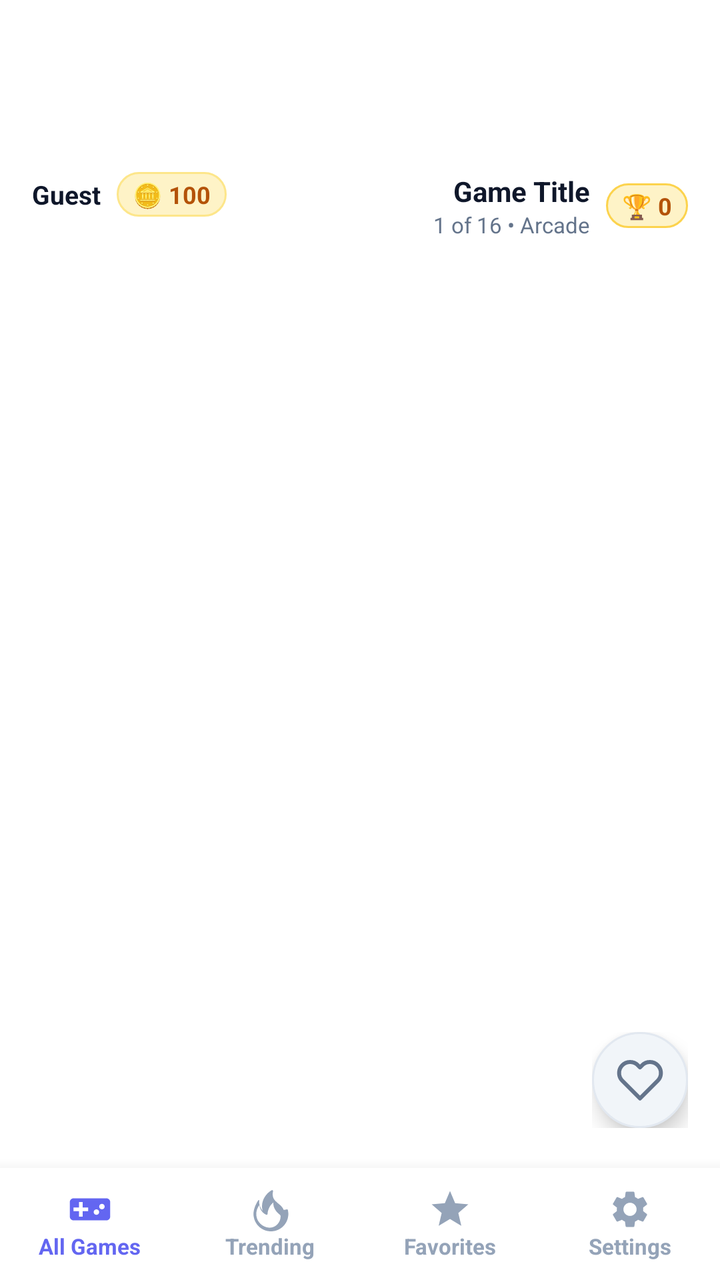
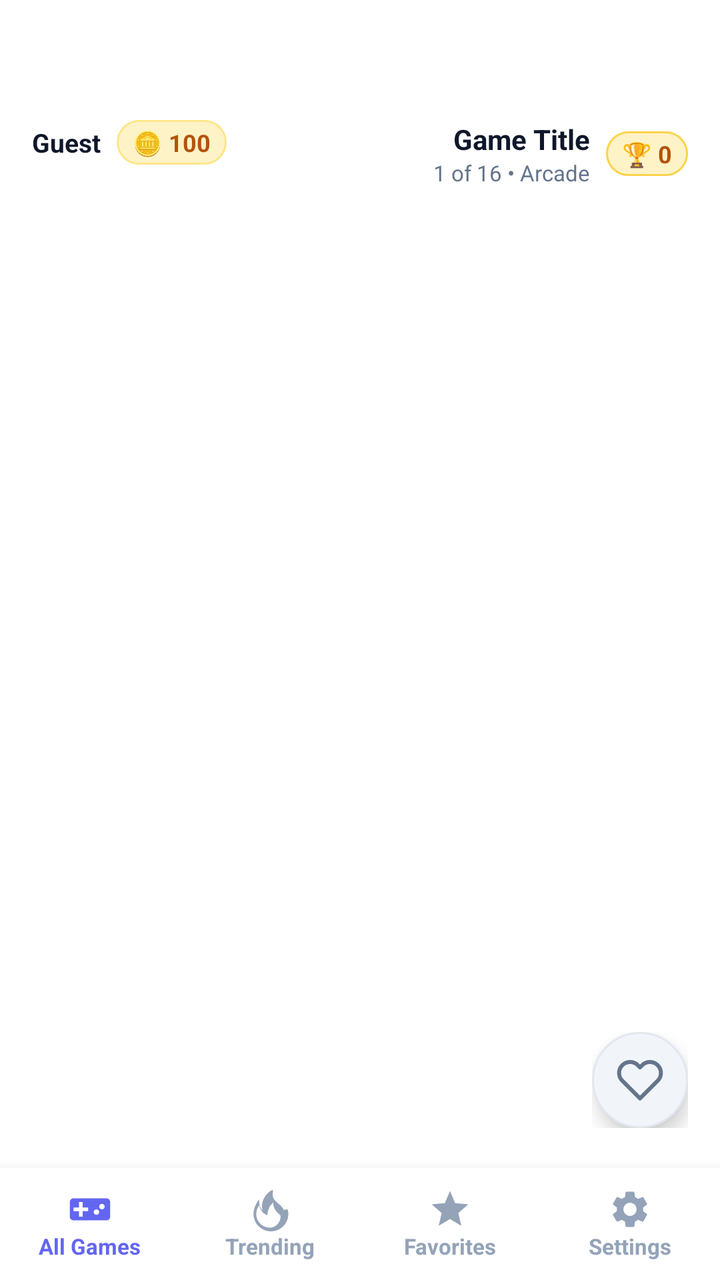

Two renders of the same Android screen: before a commit and after it. Below are the layout's source before the change and the commit's diff.
<!-- AndroidManifest.xml: application theme Theme.Androidnative -->
<!-- res/layout/activity_main.xml -->
<?xml version="1.0" encoding="utf-8"?>
<androidx.constraintlayout.widget.ConstraintLayout xmlns:android="http://schemas.android.com/apk/res/android"
    xmlns:app="http://schemas.android.com/apk/res-auto"
    android:id="@+id/rootLayout"
    android:layout_width="match_parent"
    android:layout_height="match_parent"
    android:background="#FFFFFF">

    
    <androidx.constraintlayout.widget.ConstraintLayout
        android:id="@+id/topBar"
        android:layout_width="match_parent"
        android:layout_height="wrap_content"
        android:paddingTop="36dp"
        android:paddingBottom="6dp"
        android:paddingHorizontal="16dp"
        app:layout_constraintTop_toTopOf="parent">

        
        <FrameLayout
            android:id="@+id/bannerAdContainer"
            android:layout_width="match_parent"
            android:layout_height="50dp"
            android:layout_marginBottom="6dp"
            android:background="@drawable/bg_banner_container"
            app:layout_constraintTop_toTopOf="parent" />

        
        <LinearLayout
            android:id="@+id/profileContainer"
            android:layout_width="wrap_content"
            android:layout_height="wrap_content"
            android:gravity="center_vertical"
            android:orientation="horizontal"
            app:layout_constraintStart_toStartOf="parent"
            app:layout_constraintTop_toBottomOf="@id/bannerAdContainer">

            <TextView
                android:id="@+id/tvPlayerName"
                android:layout_width="wrap_content"
                android:layout_height="wrap_content"
                android:text="Guest"
                android:textColor="#0F172A"
                android:textSize="13sp"
                android:textStyle="bold" />

            
            <TextView
                android:id="@+id/tvTotalCoins"
                android:layout_width="wrap_content"
                android:layout_height="wrap_content"
                android:layout_marginStart="8dp"
                android:background="@drawable/bg_stats_badge"
                android:paddingHorizontal="8dp"
                android:paddingVertical="3dp"
                android:text="🪙 100"
                android:textColor="#B45309"
                android:textSize="12sp"
                android:textStyle="bold" />
        </LinearLayout>

        
        <LinearLayout
            android:id="@+id/gameTitleContainer"
            android:layout_width="0dp"
            android:layout_height="wrap_content"
            android:layout_marginStart="12dp"
            android:layout_marginEnd="8dp"
            android:gravity="end"
            android:orientation="vertical"
            app:layout_constraintEnd_toStartOf="@id/tvHighScore"
            app:layout_constraintStart_toEndOf="@id/profileContainer"
            app:layout_constraintTop_toBottomOf="@id/bannerAdContainer">

            <TextView
                android:id="@+id/tvGameTitle"
                android:layout_width="wrap_content"
                android:layout_height="wrap_content"
                android:ellipsize="end"
                android:maxLines="1"
                android:text="Game Title"
                android:textColor="#0F172A"
                android:textSize="14sp"
                android:textStyle="bold" />

            <TextView
                android:id="@+id/tvGameMeta"
                android:layout_width="wrap_content"
                android:layout_height="wrap_content"
                android:text="1 of 16 • Arcade"
                android:textColor="#64748B"
                android:textSize="11sp" />
        </LinearLayout>

        
        <TextView
            android:id="@+id/tvHighScore"
            android:layout_width="wrap_content"
            android:layout_height="wrap_content"
            android:background="@drawable/bg_pill_gold"
            android:paddingHorizontal="8dp"
            android:paddingVertical="3dp"
            android:text="🏆 0"
            android:textColor="#B45309"
            android:textSize="12sp"
            android:textStyle="bold"
            app:layout_constraintBottom_toBottomOf="@id/gameTitleContainer"
            app:layout_constraintEnd_toEndOf="parent"
            app:layout_constraintTop_toTopOf="@id/gameTitleContainer" />

    </androidx.constraintlayout.widget.ConstraintLayout>

    
    <androidx.viewpager2.widget.ViewPager2
        android:id="@+id/viewPager"
        android:layout_width="match_parent"
        android:layout_height="0dp"
        android:orientation="vertical"
        app:layout_constraintBottom_toTopOf="@id/bottomNavBar"
        app:layout_constraintTop_toBottomOf="@id/topBar" />

    
    <LinearLayout
        android:id="@+id/inGameHud"
        android:layout_width="wrap_content"
        android:layout_height="wrap_content"
        android:layout_marginEnd="16dp"
        android:layout_marginBottom="20dp"
        android:gravity="center"
        android:orientation="vertical"
        app:layout_constraintBottom_toTopOf="@id/bottomNavBar"
        app:layout_constraintEnd_toEndOf="parent">

        
        <ImageButton
            android:id="@+id/btnFavorite"
            android:layout_width="48dp"
            android:layout_height="48dp"
            android:background="@drawable/bg_round_button"
            android:contentDescription="Like / Favorite Game"
            android:elevation="6dp"
            android:src="@drawable/ic_heart"
            app:tint="#64748B" />

        
        <ImageButton
            android:id="@+id/btnHint"
            android:layout_width="48dp"
            android:layout_height="48dp"
            android:layout_marginTop="12dp"
            android:background="@drawable/bg_round_button"
            android:contentDescription="Get Hint / Rewarded Ad"
            android:elevation="6dp"
            android:src="@drawable/ic_hint"
            android:visibility="gone" />
    </LinearLayout>

    
    <LinearLayout
        android:id="@+id/bottomNavBar"
        android:layout_width="match_parent"
        android:layout_height="56dp"
        android:background="#FFFFFF"
        android:elevation="12dp"
        android:gravity="center_vertical"
        android:orientation="horizontal"
        app:layout_constraintBottom_toBottomOf="parent">

        
        <LinearLayout
            android:id="@+id/navAllGames"
            android:layout_width="0dp"
            android:layout_height="match_parent"
            android:layout_weight="1"
            android:gravity="center"
            android:orientation="vertical">

            <ImageView
                android:id="@+id/ivNavAll"
                android:layout_width="22dp"
                android:layout_height="22dp"
                android:src="@drawable/ic_gamepad"
                app:tint="#6366F1" />

            <TextView
                android:id="@+id/tvNavAll"
                android:layout_width="wrap_content"
                android:layout_height="wrap_content"
                android:text="All Games"
                android:textColor="#6366F1"
                android:textSize="11sp"
                android:textStyle="bold" />
        </LinearLayout>

        
        <LinearLayout
            android:id="@+id/navTrending"
            android:layout_width="0dp"
            android:layout_height="match_parent"
            android:layout_weight="1"
            android:gravity="center"
            android:orientation="vertical">

            <ImageView
                android:id="@+id/ivNavTrending"
                android:layout_width="22dp"
                android:layout_height="22dp"
                android:src="@drawable/ic_flame"
                app:tint="#94A3B8" />

            <TextView
                android:id="@+id/tvNavTrending"
                android:layout_width="wrap_content"
                android:layout_height="wrap_content"
                android:text="Trending"
                android:textColor="#94A3B8"
                android:textSize="11sp"
                android:textStyle="bold" />
        </LinearLayout>

        
        <LinearLayout
            android:id="@+id/navFavorites"
            android:layout_width="0dp"
            android:layout_height="match_parent"
            android:layout_weight="1"
            android:gravity="center"
            android:orientation="vertical">

            <ImageView
                android:id="@+id/ivNavFav"
                android:layout_width="22dp"
                android:layout_height="22dp"
                android:src="@drawable/ic_star"
                app:tint="#94A3B8" />

            <TextView
                android:id="@+id/tvNavFav"
                android:layout_width="wrap_content"
                android:layout_height="wrap_content"
                android:text="Favorites"
                android:textColor="#94A3B8"
                android:textSize="11sp"
                android:textStyle="bold" />
        </LinearLayout>

        
        <LinearLayout
            android:id="@+id/navSettings"
            android:layout_width="0dp"
            android:layout_height="match_parent"
            android:layout_weight="1"
            android:gravity="center"
            android:orientation="vertical">

            <ImageView
                android:id="@+id/ivNavSettings"
                android:layout_width="22dp"
                android:layout_height="22dp"
                android:src="@drawable/ic_settings"
                app:tint="#94A3B8" />

            <TextView
                android:id="@+id/tvNavSettings"
                android:layout_width="wrap_content"
                android:layout_height="wrap_content"
                android:text="Settings"
                android:textColor="#94A3B8"
                android:textSize="11sp"
                android:textStyle="bold" />
        </LinearLayout>
    </LinearLayout>

    
    <ProgressBar
        android:id="@+id/progressBar"
        android:layout_width="48dp"
        android:layout_height="48dp"
        android:indeterminateTint="#6366F1"
        android:visibility="gone"
        app:layout_constraintBottom_toBottomOf="parent"
        app:layout_constraintEnd_toEndOf="parent"
        app:layout_constraintStart_toStartOf="parent"
        app:layout_constraintTop_toTopOf="parent" />

</androidx.constraintlayout.widget.ConstraintLayout>
<!-- resources referenced by this layout -->
<resources>
  <!-- drawable bg_banner_container (drawable) -->
  <?xml version="1.0" encoding="utf-8"?>
  <shape xmlns:android="http://schemas.android.com/apk/res/android"
      android:shape="rectangle">
      <corners android:radius="12dp" />
      <solid android:color="#00000000" />
  </shape>
  <!-- drawable bg_pill_gold (drawable) -->
  <?xml version="1.0" encoding="utf-8"?>
  <shape xmlns:android="http://schemas.android.com/apk/res/android"
      android:shape="rectangle">
      <solid android:color="#FEF3C7" />
      <stroke android:width="1dp" android:color="#FCD34D" />
      <corners android:radius="12dp" />
  </shape>
  <!-- drawable bg_round_button (drawable) -->
  <?xml version="1.0" encoding="utf-8"?>
  <shape xmlns:android="http://schemas.android.com/apk/res/android"
      android:shape="oval">
      <solid android:color="#F1F5F9" />
      <stroke android:width="1dp" android:color="#E2E8F0" />
  </shape>
  <!-- drawable bg_stats_badge (drawable) -->
  <?xml version="1.0" encoding="utf-8"?>
  <shape xmlns:android="http://schemas.android.com/apk/res/android"
      android:shape="rectangle">
      <corners android:radius="20dp" />
      <solid android:color="#FEF3C7" />
      <stroke android:width="1dp" android:color="#FDE68A" />
  </shape>
  <!-- drawable ic_gamepad (drawable) -->
  <vector xmlns:android="http://schemas.android.com/apk/res/android"
      android:width="24dp"
      android:height="24dp"
      android:viewportWidth="24"
      android:viewportHeight="24">
    <path
        android:fillColor="#6366F1"
        android:pathData="M21,6H3c-1.1,0 -2,0.9 -2,2v8c0,1.1 0.9,2 2,2h18c1.1,0 2,-0.9 2,-2V8c0,-1.1 -0.9,-2 -2,-2zm-10,7H8v3H6v-3H3v-2h3V8h2v3h3v2zm4.5,2c-0.83,0 -1.5,-0.67 -1.5,-1.5s0.67,-1.5 1.5,-1.5 1.5,0.67 1.5,1.5 -0.67,1.5 -1.5,1.5zm3,-3c-0.83,0 -1.5,-0.67 -1.5,-1.5S17.67,9 18.5,9s1.5,0.67 1.5,1.5 -0.67,1.5 -1.5,1.5z"/>
  </vector>
  <!-- drawable ic_heart (drawable) -->
  <vector xmlns:android="http://schemas.android.com/apk/res/android"
      android:width="24dp"
      android:height="24dp"
      android:viewportWidth="24"
      android:viewportHeight="24">
    <path
        android:fillColor="#00000000"
        android:strokeColor="#FFFFFF"
        android:strokeWidth="2"
        android:strokeLineCap="round"
        android:strokeLineJoin="round"
        android:pathData="M20.84,4.61a5.5,5.5 0,0 0,-7.78 0L12,5.67l-1.06,-1.06a5.5,5.5 0,0 0,-7.78 7.78l1.06,1.06L12,21.23l7.78,-7.78 1.06,-1.06a5.5,5.5 0,0 0,0,-7.78z"/>
  </vector>
  <!-- drawable ic_hint (drawable) -->
  <vector xmlns:android="http://schemas.android.com/apk/res/android"
      android:width="24dp"
      android:height="24dp"
      android:viewportWidth="24"
      android:viewportHeight="24">
    <path
        android:fillColor="#FBBF24"
        android:pathData="M9,21c0,0.55 0.45,1 1,1h4c0.55,0 1,-0.45 1,-1v-1H9v1zm3,-19C8.14,2 5,5.14 5,9c0,2.38 1.19,4.47 3,5.74V17c0,0.55 0.45,1 1,1h6c0.55,0 1,-0.45 1,-1v-2.26c1.81,-1.27 3,-3.36 3,-5.74 0,-3.86 -3.14,-7 -7,-7zm2.85,11.1l-0.85,0.6V16h-4v-2.3l-0.85,-0.6C8.78,12.16 8,10.63 8,9c0,-2.21 1.79,-4 4,-4s4,1.79 4,4c0,1.63 -0.78,3.16 -2.15,4.1z"/>
  </vector>
  <!-- drawable ic_star (drawable) -->
  <vector xmlns:android="http://schemas.android.com/apk/res/android"
      android:width="24dp"
      android:height="24dp"
      android:viewportWidth="24"
      android:viewportHeight="24">
    <path
        android:fillColor="#EAB308"
        android:pathData="M12,17.27L18.18,21l-1.64,-7.03L22,9.24l-7.19,-0.61L12,2 9.19,8.63 2,9.24l5.46,4.73L5.82,21z"/>
  </vector>
  <style name="Theme.Androidnative" parent="Base.Theme.Androidnative" />
  <style name="Base.Theme.Androidnative" parent="Theme.Material3.DayNight.NoActionBar">
          
          
      </style>
  <!-- unchanged entries left out for length: 2 -->
</resources>

<!-- the commit's change to res/layout/activity_main.xml (unified diff, before → after) -->
@@ -11,8 +11,8 @@
         android:id="@+id/topBar"
         android:layout_width="match_parent"
         android:layout_height="wrap_content"
-        android:paddingTop="36dp"
-        android:paddingBottom="6dp"
+        android:paddingTop="10dp"
+        android:paddingBottom="4dp"
         android:paddingHorizontal="16dp"
         app:layout_constraintTop_toTopOf="parent">
 
